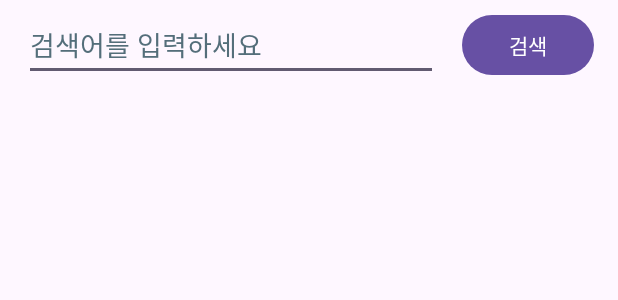
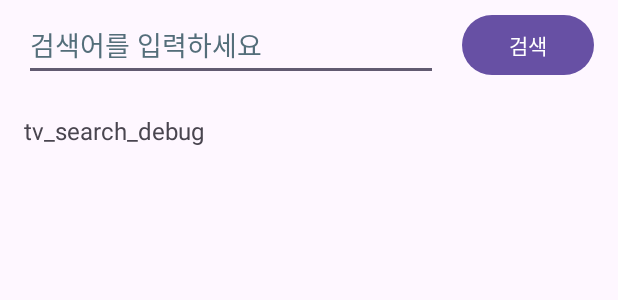
Before and after one commit to jericho31/ANS_public01, an Android app: the layout fragment_image_search.xml on its own in the app's theme, with its tools: preview values and no code run, on a phone screen of 412 x 824 dp. Shown: the top 300 px of the screen. Run offline under Robolectric (Android 15) with nearby library versions, the phone set to English and light mode, and no system bars; network calls fail.

Commit message:
KakaoAPI_search 검색 적용

```diff
--- a/KakaoAPI_search/app/src/main/AndroidManifest.xml
+++ b/KakaoAPI_search/app/src/main/AndroidManifest.xml
@@ -1,6 +1,8 @@
 <?xml version="1.0" encoding="utf-8"?>
 <manifest xmlns:android="http://schemas.android.com/apk/res/android"
     xmlns:tools="http://schemas.android.com/tools">
+
+    <uses-permission android:name="android.permission.INTERNET" />
 
     <application
         android:allowBackup="true"
--- a/KakaoAPI_search/app/src/main/res/layout/fragment_image_search.xml
+++ b/KakaoAPI_search/app/src/main/res/layout/fragment_image_search.xml
@@ -4,7 +4,7 @@
     xmlns:tools="http://schemas.android.com/tools"
     android:layout_width="match_parent"
     android:layout_height="match_parent"
-    tools:context=".ImageSearchFragment" >
+    tools:context=".ImageSearchFragment">
 
     <androidx.constraintlayout.widget.ConstraintLayout
         android:id="@+id/cl_search_top"
@@ -46,5 +46,24 @@
         android:layout_width="match_parent"
         android:layout_height="0dp"
         app:layout_constraintBottom_toBottomOf="parent"
-        app:layout_constraintTop_toBottomOf="@+id/cl_search_top" />
+        app:layout_constraintTop_toBottomOf="@+id/cl_search_top"
+        app:layout_constraintVertical_bias="0.0"
+        tools:layout_editor_absoluteX="-185dp" />
+
+    <ScrollView
+        android:layout_width="match_parent"
+        android:layout_height="0dp"
+        android:paddingHorizontal="16dp"
+        android:paddingVertical="16dp"
+        app:layout_constraintBottom_toBottomOf="parent"
+        app:layout_constraintTop_toBottomOf="@+id/cl_search_top">
+
+        <TextView
+            android:id="@+id/tv_search_debug"
+            android:layout_width="match_parent"
+            android:layout_height="wrap_content"
+            android:text="tv_search_debug"
+            android:textSize="16sp" />
+    </ScrollView>
+
 </androidx.constraintlayout.widget.ConstraintLayout>
```
Also changed, not shown: KakaoAPI_search/app/build.gradle.kts (+17 -1 lines), KakaoAPI_search/app/src/main/java/com/example/kakaoapi_search/ImageSearchFragment.kt (+31 -0 lines), KakaoAPI_search/app/src/main/java/com/example/kakaoapi_search/NetworkClient.kt (added, +34 -0 lines), KakaoAPI_search/app/src/main/java/com/example/kakaoapi_search/NetworkInterface.kt (added, +18 -0 lines), KakaoAPI_search/app/src/main/java/com/example/kakaoapi_search/data/KakaoDTO.kt (added, +54 -0 lines), KakaoAPI_search/app/src/main/java/com/example/kakaoapi_search/imagesearch/ImageSearchViewModel.kt (added, +44 -0 lines).
